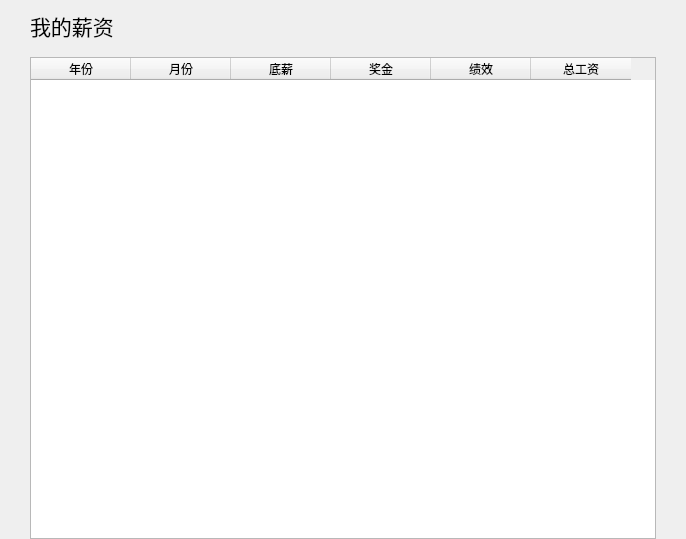
Faran-sward/EmployeeSystem, file 王景岳/project/EmployeeSystem/subpage_emp/sala_info.ui: the form before one commit.
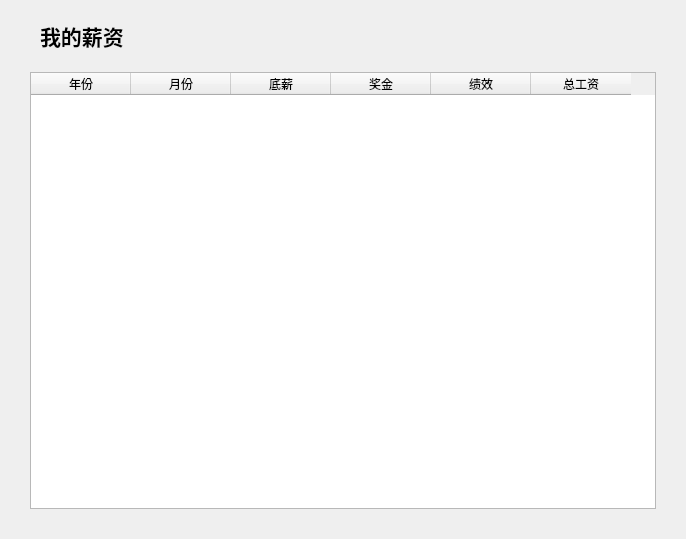
The form after the commit.

```diff
--- a/王景岳/project/EmployeeSystem/subpage_emp/sala_info.ui
+++ b/王景岳/project/EmployeeSystem/subpage_emp/sala_info.ui
@@ -21,24 +21,46 @@
     <number>30</number>
    </property>
    <property name="topMargin">
-    <number>10</number>
+    <number>15</number>
    </property>
    <property name="rightMargin">
     <number>30</number>
    </property>
    <property name="bottomMargin">
+    <number>30</number>
+   </property>
+   <item>
+    <widget class="QWidget" name="widget" native="true">
+     <layout class="QHBoxLayout" name="horizontalLayout">
+      <property name="spacing">
     <number>0</number>
    </property>
+      <property name="leftMargin">
+       <number>10</number>
+      </property>
+      <property name="topMargin">
+       <number>5</number>
+      </property>
+      <property name="rightMargin">
+       <number>10</number>
+      </property>
+      <property name="bottomMargin">
+       <number>5</number>
+      </property>
    <item>
     <widget class="QLabel" name="label">
      <property name="font">
       <font>
        <pointsize>16</pointsize>
+          <bold>true</bold>
       </font>
      </property>
      <property name="text">
       <string>我的薪资</string>
      </property>
+       </widget>
+      </item>
+     </layout>
     </widget>
    </item>
    <item>
```
Lines whose indentation alone changed are shown as unchanged.
